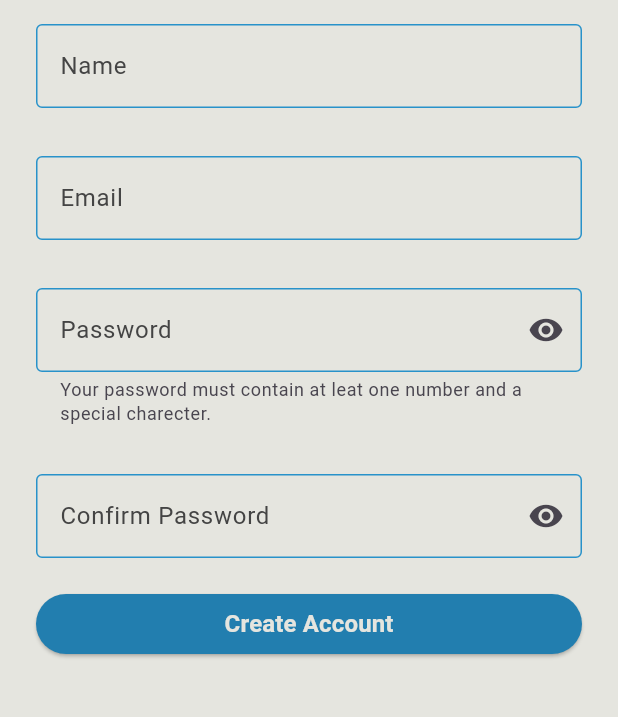
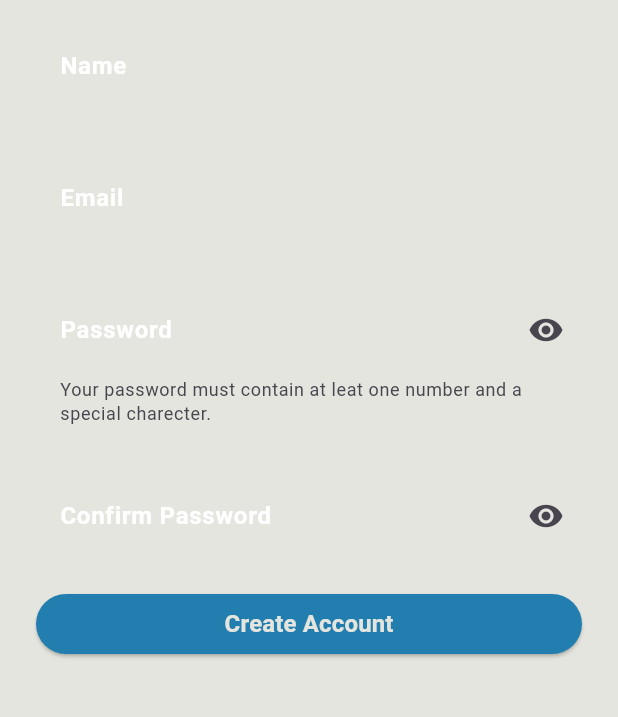
Before and after one commit to kdimsan/flutter_tests, a Flutter app: the SignUpPage screen opened by its route, on a phone screen of 412 x 824 dp, the part 108-825 px from its top. Run offline on Flutter 3.47's test engine with Material 3 defaults, Android fonts, the phone set to English and light mode, and no system bars.

Commit message:
inputs changes

```diff
--- a/lib/common/widgets/custom_password_text_field.dart
+++ b/lib/common/widgets/custom_password_text_field.dart
@@ -12,6 +12,7 @@ class CustomPasswordField extends StatefulWidget {
   final Widget? suffixIcon;
   final FormFieldValidator<String>? validator;
   final String? helperText;
+  final TextEditingController? controller;
 
   const CustomPasswordField(
       {super.key,
@@ -24,7 +25,8 @@ class CustomPasswordField extends StatefulWidget {
       this.obscureText,
       this.suffixIcon,
       this.validator,
-      this.helperText});
+      this.helperText,
+      this.controller});
 
   @override
   State<CustomPasswordField> createState() => _CustomPasswordFieldState();
@@ -35,11 +37,12 @@ class _CustomPasswordFieldState extends State<CustomPasswordField> {
   @override
   Widget build(BuildContext context) {
     return CustomTextFormField(
+      controller: widget.controller,
+      helperText: widget.helperText,
+      hintText: widget.hintText,
+      labelText: widget.labelText,
+      obscureText: isHidden,
       validator: widget.validator,
-      labelText: widget.labelText,
-      hintText: widget.hintText,
-      obscureText: isHidden,
-      helperText: widget.helperText,
       suffixIcon: InkWell(
         borderRadius: BorderRadius.circular(28),
         onTap: () {
--- a/lib/common/widgets/custom_text_form_field.dart
+++ b/lib/common/widgets/custom_text_form_field.dart
@@ -12,9 +12,10 @@ class CustomTextFormField extends StatefulWidget {
   final Widget? suffixIcon;
   final FormFieldValidator<String>? validator;
   final String? helperText;
+  final TextEditingController? controller;
 
-  const CustomTextFormField(
-      {super.key,
+  const CustomTextFormField({
+    super.key,
     required this.labelText,
     this.padding,
     this.maxLength,
@@ -24,7 +25,9 @@ class CustomTextFormField extends StatefulWidget {
     this.obscureText,
     this.suffixIcon,
     this.validator,
-      this.helperText});
+    this.helperText,
+    this.controller,
+  });
 
   @override
   State<CustomTextFormField> createState() => _CustomTextFormFieldState();
@@ -59,27 +62,33 @@ class _CustomTextFormFieldState extends State<CustomTextFormField> {
         autovalidateMode: AutovalidateMode.onUserInteraction,
         obscureText: widget.obscureText ?? false,
         keyboardType: widget.textInputType ?? TextInputType.text,
-        cursorColor: AppColors.greyOne,
+        cursorColor: AppColors.whiteTwo,
+        controller: widget.controller,
         textCapitalization:
             widget.textCapitalization ?? TextCapitalization.none,
-        style: TextStyle(color: AppColors.lightBlueOne),
+        style:
+            TextStyle(color: AppColors.whiteTwo, fontWeight: FontWeight.w600),
         maxLength: widget.maxLength,
         decoration: InputDecoration(
           suffixIcon: widget.suffixIcon,
           helperText: _textHelper,
           helperMaxLines: 3,
           hintText: widget.hintText,
+          hintStyle:
+              TextStyle(color: AppColors.whiteTwo, fontWeight: FontWeight.w600),
           labelText: widget.labelText,
-          labelStyle: TextStyle(color: AppColors.greyOne),
+          labelStyle:
+              TextStyle(color: AppColors.whiteOne, fontWeight: FontWeight.w600),
           enabledBorder: OutlineInputBorder(
-            borderSide: BorderSide(color: AppColors.lightBlueOne),
+            borderSide: BorderSide(color: AppColors.whiteTwo, width: 1.0),
           ),
           focusedBorder: OutlineInputBorder(
-            borderSide: BorderSide(color: AppColors.lightBlueOne),
+            borderSide: BorderSide(color: AppColors.whiteTwo, width: 2.0),
           ),
           errorBorder: OutlineInputBorder(
             borderSide: BorderSide(color: Colors.red),
           ),
+          errorStyle: TextStyle(fontSize: 15.0),
           focusedErrorBorder: OutlineInputBorder(
             borderSide: BorderSide(color: Colors.red),
           ),
```
Lines whose indentation alone changed are shown as unchanged.
